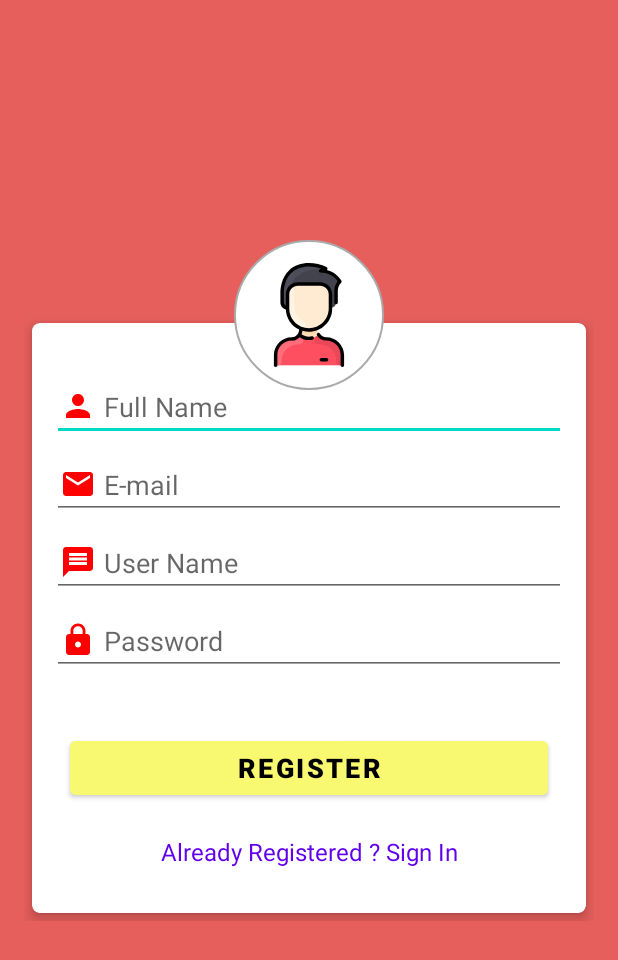
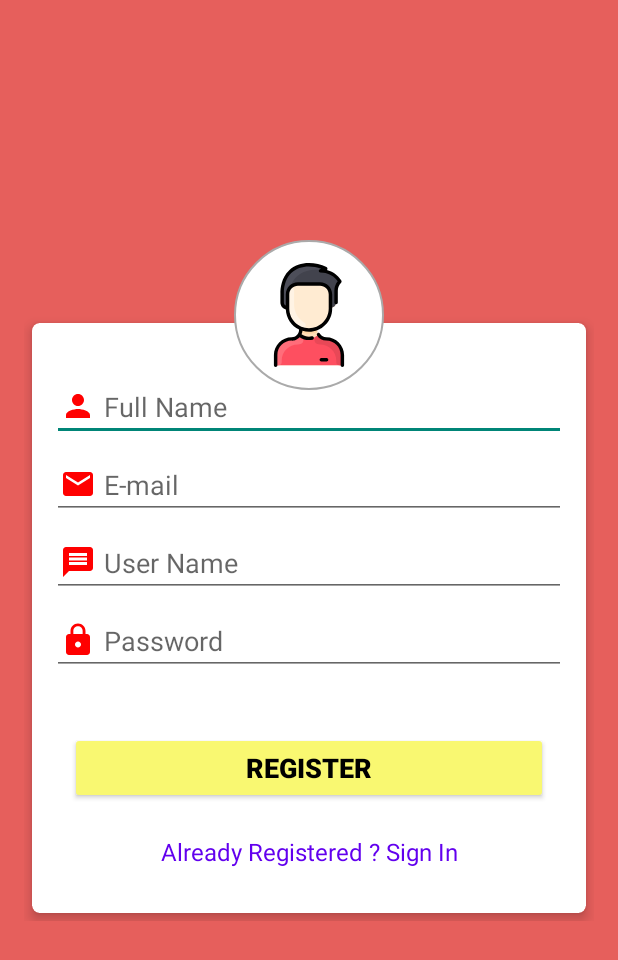
Before and after one commit to jaydwevidi/APILoginOnGraph, an Android app: the layout activity_main.xml on its own in the app's theme, with its tools: preview values and no code run, on a phone screen of 412 x 824 dp. Shown: the top 960 px of the screen. Run offline under Robolectric (Android 15) with nearby library versions, the phone set to English and light mode, and no system bars; plain views replace CircularProgressButton.

Commit message:
second commit

```diff
--- a/app/src/main/AndroidManifest.xml
+++ b/app/src/main/AndroidManifest.xml
@@ -10,7 +10,7 @@
         android:label="@string/app_name"
         android:roundIcon="@mipmap/ic_launcher_round"
         android:supportsRtl="true"
-        android:theme="@style/Theme.APILoginOnGraph"
+        android:theme="@style/Theme.AppCompat.Light"
         android:usesCleartextTraffic="true">
         <activity
             android:name=".ui.LoggedInActivity"
--- a/app/src/main/java/com/example/apiloginongraph/ui/LoggedInActivity.kt
+++ b/app/src/main/java/com/example/apiloginongraph/ui/LoggedInActivity.kt
@@ -10,7 +10,12 @@ class LoggedInActivity : AppCompatActivity() {
         super.onCreate(savedInstanceState)
         binding = ActivityLoggedInBinding.inflate(layoutInflater)
         setContentView(binding.root)
+        supportActionBar?.hide()
 
         binding.loginDetailsTV.text = intent.getStringExtra("1").toString()
+
+        binding.finishButton.setOnClickListener {
+            this.finishAffinity()
+        }
     }
 }
--- a/app/src/main/java/com/example/apiloginongraph/ui/MainActivity.kt
+++ b/app/src/main/java/com/example/apiloginongraph/ui/MainActivity.kt
@@ -5,6 +5,7 @@ import androidx.appcompat.app.AppCompatActivity
 import android.os.Bundle
 import android.util.Log
 import android.widget.Toast
+import androidx.appcompat.app.AppCompatDelegate
 import androidx.lifecycle.lifecycleScope
 import com.example.apiloginongraph.databinding.ActivityMainBinding
 import com.example.apiloginongraph.models.RegisterResponse
@@ -18,6 +19,9 @@ class MainActivity : AppCompatActivity() {
         super.onCreate(savedInstanceState)
         binding = ActivityMainBinding.inflate(layoutInflater)
         setContentView(binding.root)
+        AppCompatDelegate.setDefaultNightMode(AppCompatDelegate.MODE_NIGHT_NO)
+
+        supportActionBar?.hide()
 
         binding.registerButton.setOnClickListener {
             binding.registerButton.startAnimation()
--- a/app/src/main/java/com/example/apiloginongraph/ui/RegisteredActivity.kt
+++ b/app/src/main/java/com/example/apiloginongraph/ui/RegisteredActivity.kt
@@ -12,6 +12,9 @@ class RegisteredActivity : AppCompatActivity() {
         binding = ActivityRegisteredBinding.inflate(layoutInflater)
         setContentView(binding.root)
 
+        supportActionBar?.hide()
+
+
         val details : String? = intent.getStringExtra("1")
         binding.registeredDetails.text = details.toString()
 
--- a/app/src/main/res/layout/activity_logged_in.xml
+++ b/app/src/main/res/layout/activity_logged_in.xml
@@ -15,6 +15,7 @@
         android:text="TextView"
         android:textColor="#000000"
         android:textSize="20sp"
+        android:paddingHorizontal="15dp"
         app:layout_constraintBottom_toBottomOf="parent"
         app:layout_constraintEnd_toEndOf="parent"
         app:layout_constraintHorizontal_bias="0.5"
@@ -26,7 +27,7 @@
         android:id="@+id/finishButton"
         android:layout_width="wrap_content"
         android:layout_height="wrap_content"
-        android:text="finish"
+        android:text="Exit"
         app:layout_constraintBottom_toBottomOf="parent"
         app:layout_constraintEnd_toEndOf="parent"
         app:layout_constraintStart_toStartOf="parent"
--- a/app/src/main/res/layout/activity_main.xml
+++ b/app/src/main/res/layout/activity_main.xml
@@ -32,8 +32,8 @@
                 android:layout_width="match_parent"
                 android:layout_height="wrap_content"
                 android:layout_gravity="center"
+                android:layout_marginHorizontal="10dp"
                 android:layout_marginVertical="30dp"
-                android:layout_marginHorizontal="10dp"
                 android:orientation="vertical">
 
                 <EditText
@@ -81,7 +81,6 @@
                     android:singleLine="true" />
 
 
-
                 <EditText
                     android:id="@+id/password"
                     android:layout_width="match_parent"
@@ -102,8 +101,9 @@
                     android:layout_width="wrap_content"
                     android:layout_height="wrap_content"
                     android:layout_gravity="center"
-                    android:textColor="#f00"
-                    android:text="" />
+                    android:paddingHorizontal="10dp"
+                    android:text=""
+                    android:textColor="#f00" />
 
                 <br.com.simplepass.loadingbutton.customViews.CircularProgressButton
                     android:id="@+id/registerButton"
@@ -112,13 +112,12 @@
                     android:layout_gravity="center"
                     android:layout_margin="15dp"
                     android:backgroundTint="#f9f871"
-                    android:textColor="#000"
-                    android:textStyle="bold"
                     android:gravity="center"
                     android:text="Register"
+                    android:textColor="#000"
                     android:textSize="18sp"
+                    android:textStyle="bold"
                     tools:ignore="MissingClass" />
-
 
 
                 <TextView
@@ -130,7 +129,6 @@
                     android:text="Already Registered ? Sign In"
                     android:textColor="@color/colorPrimary"
                     android:textSize="16sp" />
-
 
 
             </LinearLayout>
--- a/app/src/main/res/values-night/themes.xml
+++ b/app/src/main/res/values-night/themes.xml
@@ -1,6 +1,6 @@
 <resources xmlns:tools="http://schemas.android.com/tools">
     <!-- Base application theme. -->
-    <style name="Theme.APILoginOnGraph" parent="Theme.MaterialComponents.DayNight.DarkActionBar">
+    <style name="Theme.APILoginOnGraph" parent="Theme.MaterialComponents.DayNight.NoActionBar">
         <!-- Primary brand color. -->
         <item name="colorPrimary">@color/purple_200</item>
         <item name="colorPrimaryVariant">@color/purple_700</item>
--- a/app/src/main/res/values/themes.xml
+++ b/app/src/main/res/values/themes.xml
@@ -1,6 +1,6 @@
 <resources xmlns:tools="http://schemas.android.com/tools">
     <!-- Base application theme. -->
-    <style name="Theme.APILoginOnGraph" parent="Theme.MaterialComponents.DayNight.DarkActionBar">
+    <style name="Theme.APILoginOnGraph" parent="Theme.MaterialComponents.DayNight.NoActionBar">
         <!-- Primary brand color. -->
         <item name="colorPrimary">@color/purple_500</item>
         <item name="colorPrimaryVariant">@color/purple_700</item>
```
Also changed, not shown: app/src/main/java/com/example/apiloginongraph/ui/LoginActivity.kt (+7 -1 lines).
